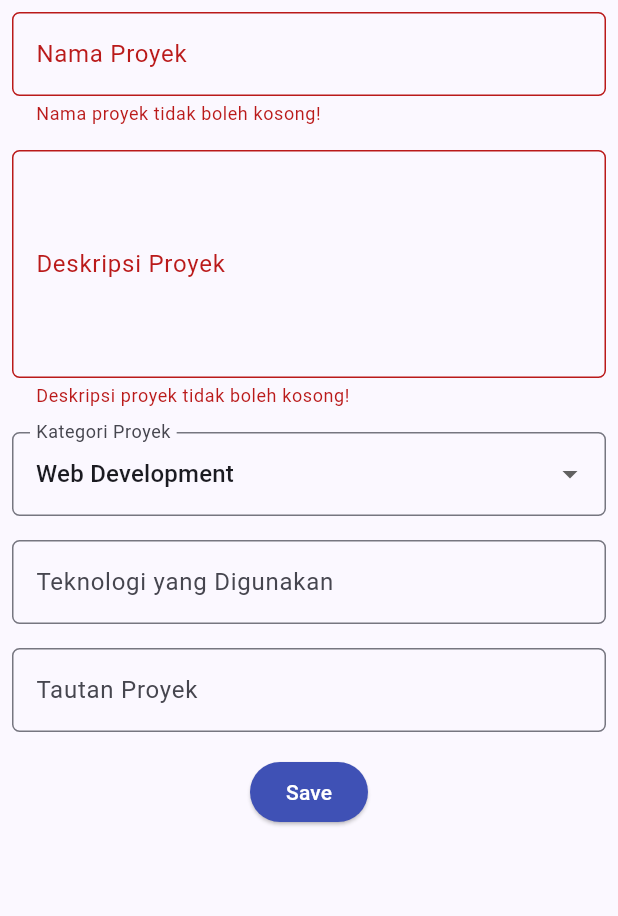
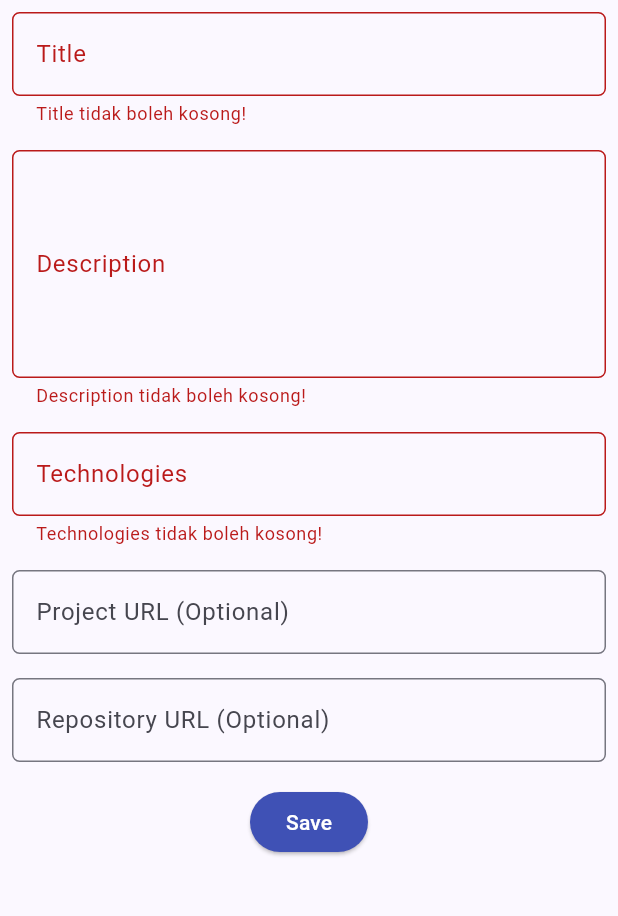
Before and after one commit to adinatapranaja/myportofolio_mobile, a Flutter app: the ProjectFormPage screen opened directly, after a tap on "Save", on a phone screen of 412 x 824 dp, the part 84-1000 px from its top. Run offline on Flutter 3.47's test engine with Material 3 defaults, Android fonts, the phone set to English and light mode, and no system bars; our stand-ins replace material_ui; generated files the repository leaves out were written again.

Commit message:
feat: add token login, route guard, and authenticated project POST

```diff
--- a/lib/main.dart
+++ b/lib/main.dart
@@ -1,6 +1,7 @@
 import 'package:material_ui/material_ui.dart';
 import 'package:myportofolio_mobile/screens/menu.dart';
 import 'package:myportofolio_mobile/services/api_client.dart';
+import 'package:myportofolio_mobile/services/auth_state.dart';
 import 'package:provider/provider.dart';
 
 void main() {
@@ -8,16 +9,24 @@ void main() {
 }
 
 class MyApp extends StatelessWidget {
-  const MyApp({required this.apiClient, super.key});
+  const MyApp({required this.apiClient, this.initialToken, super.key});
 
   /// Injected from outside so tests can pass a client backed by `MockClient`.
   final ApiClient apiClient;
+
+  /// Token to start with; `null` (the default) means the user is logged out.
+  final String? initialToken;
 
   @override
   Widget build(BuildContext context) {
     // MultiProvider makes shared objects available to every widget below it.
     return MultiProvider(
-      providers: [Provider.value(value: apiClient)],
+      providers: [
+        Provider.value(value: apiClient),
+        ChangeNotifierProvider(
+          create: (_) => AuthState(apiClient, initialToken: initialToken),
+        ),
+      ],
       child: MaterialApp(
         title: 'MyPortfolio',
         theme: ThemeData(
--- a/lib/screens/project_form.dart
+++ b/lib/screens/project_form.dart
@@ -1,6 +1,15 @@
 import 'package:material_ui/material_ui.dart';
+import 'package:myportofolio_mobile/models/project.dart';
+import 'package:myportofolio_mobile/services/api_client.dart';
+import 'package:myportofolio_mobile/services/auth_state.dart';
+import 'package:myportofolio_mobile/widgets/auth_guard.dart';
 import 'package:myportofolio_mobile/widgets/left_drawer.dart';
+import 'package:provider/provider.dart';
 
+/// Formulir tambah proyek yang dikirim ke `POST /api/v1/projects/`.
+///
+/// Field mengikuti `ProjectSerializer` di Django: title, description,
+/// technologies, serta project_url dan repository_url yang opsional.
 class ProjectFormPage extends StatefulWidget {
   const ProjectFormPage({super.key});
 
@@ -11,19 +20,144 @@ class ProjectFormPage extends StatefulWidget {
 class _ProjectFormPageState extends State<ProjectFormPage> {
   final _formKey = GlobalKey<FormState>();
 
-  String _projectName = "";
+  String _title = "";
   String _description = "";
-  String _category = "Web Development"; // default
   String _technologies = "";
-  String _projectLink = "";
+  String _projectUrl = "";
+  String _repositoryUrl = "";
+  bool _isSubmitting = false;
 
-  final List<String> _categories = [
-    'Web Development',
-    'Mobile Development',
-    'Machine Learning',
-    'Data Science',
-    'Other',
-  ];
+  /// Field teks wajib: tolak nilai kosong atau yang hanya berisi spasi.
+  static String? Function(String?) _required(String message) {
+    return (String? value) =>
+        value == null || value.trim().isEmpty ? message : null;
+  }
+
+  /// URL opsional, tetapi jika diisi harus berupa tautan http/https lengkap.
+  static String? _validateUrl(String? value) {
+    final text = value?.trim() ?? '';
+    if (text.isEmpty) return null;
+    final uri = Uri.tryParse(text);
+    final isWebUrl =
+        uri != null &&
+        (uri.scheme == 'http' || uri.scheme == 'https') &&
+        uri.host.isNotEmpty;
+    return isWebUrl ? null : "URL harus diawali http:// atau https://";
+  }
+
+  void _showSnackBar(String message) {
+    ScaffoldMessenger.of(context)
+      ..hideCurrentSnackBar()
+      ..showSnackBar(SnackBar(content: Text(message)));
+  }
+
+  Future<void> _submit() async {
+    if (!_formKey.currentState!.validate()) return;
+    if (!await ensureLoggedIn(context)) return;
+    if (!mounted) return;
+
+    final auth = context.read<AuthState>();
+    final newProject = Project(
+      title: _title,
+      description: _description,
+      technologies: _technologies,
+      projectUrl: _projectUrl,
+      repositoryUrl: _repositoryUrl,
+    );
+    setState(() {
+      _isSubmitting = true;
+    });
+    try {
+      final created = await context.read<ApiClient>().createProject(
+        newProject,
+        token: auth.token!,
+      );
+      if (!mounted) return;
+      _showCreatedDialog(created);
+    } on ApiException catch (error) {
+      if (!mounted) return;
+      if (error.statusCode == 401) {
+        // Token sudah tidak berlaku: buang token lalu minta login ulang.
+        await auth.logout();
+        if (!mounted) return;
+        _showSnackBar("Sesi berakhir. Silakan login lagi, lalu tekan Save.");
+        await ensureLoggedIn(context);
+      } else if (error.statusCode == 403) {
+        _showSnackBar("Hanya pemilik portofolio yang dapat menambah proyek.");
+      } else {
+        _showSnackBar("Gagal menyimpan proyek (status ${error.statusCode}).");
+      }
+    } catch (_) {
+      if (!mounted) return;
+      _showSnackBar("Tidak dapat terhubung ke server.");
+    } finally {
+      if (mounted) {
+        setState(() {
+          _isSubmitting = false;
+        });
+      }
+    }
+  }
+
+  void _showCreatedDialog(Project project) {
+    showDialog(
+      context: context,
+      builder: (context) {
+        return AlertDialog(
+          title: const Text('Proyek berhasil ditambahkan!'),
+          content: SingleChildScrollView(
+            child: Column(
+              crossAxisAlignment: CrossAxisAlignment.start,
+              children: [
+                Text('Nama Proyek: ${project.title}'),
+                Text('Deskripsi: ${project.description}'),
+                Text('Teknologi: ${project.technologies}'),
+                Text(
+                  'Project URL: ${project.projectUrl.isEmpty ? '-' : project.projectUrl}',
+                ),
+                Text(
+                  'Repository URL: ${project.repositoryUrl.isEmpty ? '-' : project.repositoryUrl}',
+                ),
+              ],
+            ),
+          ),
+          actions: [
+            TextButton(
+              child: const Text('OK'),
+              onPressed: () {
+                Navigator.pop(context);
+                _formKey.currentState!.reset();
+              },
+            ),
+          ],
+        );
+      },
+    );
+  }
+
+  Widget _field({
+    required String label,
+    String? hint,
+    int maxLines = 1,
+    TextInputType? keyboardType,
+    required ValueChanged<String> onChanged,
+    FormFieldValidator<String>? validator,
+  }) {
+    return Padding(
+      padding: const EdgeInsets.all(8.0),
+      child: TextFormField(
+        maxLines: maxLines,
+        keyboardType: keyboardType,
+        decoration: InputDecoration(
+          hintText: hint ?? label,
+          labelText: label,
+          border: OutlineInputBorder(borderRadius: BorderRadius.circular(5.0)),
+        ),
+        onChanged: (value) => setState(() => onChanged(value.trim())),
+        validator: validator,
+      ),
+    );
+  }
 
   @override
   Widget build(BuildContext context) {
@@ -40,123 +174,39 @@ class _ProjectFormPageState extends State<ProjectFormPage> {
           child: Column(
             crossAxisAlignment: CrossAxisAlignment.start,
             children: [
-              // === Project Name ===
-              Padding(
-                padding: const EdgeInsets.all(8.0),
-                child: TextFormField(
-                  decoration: InputDecoration(
-                    hintText: "Nama Proyek",
-                    labelText: "Nama Proyek",
-                    border: OutlineInputBorder(
-                      borderRadius: BorderRadius.circular(5.0),
-                    ),
-                  ),
-                  onChanged: (String? value) {
-                    setState(() {
-                      _projectName = value!;
-                    });
-                  },
-                  validator: (String? value) {
-                    if (value == null || value.trim().isEmpty) {
-                      return "Nama proyek tidak boleh kosong!";
-                    }
-                    return null;
-                  },
-                ),
+              _field(
+                label: "Title",
+                hint: "Nama proyek",
+                onChanged: (value) => _title = value,
+                validator: _required("Title tidak boleh kosong!"),
               ),
-
-              // === Description ===
-              Padding(
-                padding: const EdgeInsets.all(8.0),
-                child: TextFormField(
-                  maxLines: 5,
-                  decoration: InputDecoration(
-                    hintText: "Deskripsi Proyek",
-                    labelText: "Deskripsi Proyek",
-                    border: OutlineInputBorder(
-                      borderRadius: BorderRadius.circular(5.0),
-                    ),
-                  ),
-                  onChanged: (String? value) {
-                    setState(() {
-                      _description = value!;
-                    });
-                  },
-                  validator: (String? value) {
-                    if (value == null || value.trim().isEmpty) {
-                      return "Deskripsi proyek tidak boleh kosong!";
-                    }
-                    return null;
-                  },
-                ),
+              _field(
+                label: "Description",
+                hint: "Deskripsi proyek",
+                maxLines: 5,
+                onChanged: (value) => _description = value,
+                validator: _required("Description tidak boleh kosong!"),
               ),
-
-              // === Category ===
-              Padding(
-                padding: const EdgeInsets.all(8.0),
-                child: DropdownButtonFormField<String>(
-                  decoration: InputDecoration(
-                    labelText: "Kategori Proyek",
-                    border: OutlineInputBorder(
-                      borderRadius: BorderRadius.circular(5.0),
-                    ),
-                  ),
-                  initialValue: _category,
-                  items: _categories
-                      .map(
-                        (category) => DropdownMenuItem(
-                          value: category,
-                          child: Text(category),
-                        ),
-                      )
-                      .toList(),
-                  onChanged: (String? newValue) {
-                    setState(() {
-                      _category = newValue!;
-                    });
-                  },
-                ),
+              _field(
+                label: "Technologies",
+                hint: "Contoh: Flutter, Django, Figma",
+                onChanged: (value) => _technologies = value,
+                validator: _required("Technologies tidak boleh kosong!"),
               ),
-
-              // === Technologies ===
-              Padding(
-                padding: const EdgeInsets.all(8.0),
-                child: TextFormField(
-                  decoration: InputDecoration(
-                    hintText: "Contoh: Flutter, Django, Figma",
-                    labelText: "Teknologi yang Digunakan",
-                    border: OutlineInputBorder(
-                      borderRadius: BorderRadius.circular(5.0),
-                    ),
-                  ),
-                  onChanged: (String? value) {
-                    setState(() {
-                      _technologies = value!;
-                    });
-                  },
-                ),
+              _field(
+                label: "Project URL (Optional)",
+                hint: "https://contoh.com",
+                keyboardType: TextInputType.url,
+                onChanged: (value) => _projectUrl = value,
+                validator: _validateUrl,
               ),
-
-              // === Project Link ===
-              Padding(
-                padding: const EdgeInsets.all(8.0),
-                child: TextFormField(
-                  decoration: InputDecoration(
-                    hintText: "URL Proyek (opsional)",
-                    labelText: "Tautan Proyek",
-                    border: OutlineInputBorder(
-                      borderRadius: BorderRadius.circular(5.0),
-                    ),
-                  ),
-                  onChanged: (String? value) {
-                    setState(() {
-                      _projectLink = value!;
-                    });
-                  },
-                ),
+              _field(
+                label: "Repository URL (Optional)",
+                hint: "https://github.com/...",
+                keyboardType: TextInputType.url,
+                onChanged: (value) => _repositoryUrl = value,
+                validator: _validateUrl,
               ),
-
-              // === Tombol Simpan ===
               Align(
                 alignment: Alignment.bottomCenter,
                 child: Padding(
@@ -165,43 +215,20 @@ class _ProjectFormPageState extends State<ProjectFormPage> {
                     style: ButtonStyle(
                       backgroundColor: WidgetStateProperty.all(Colors.indigo),
                     ),
-                    onPressed: () {
-                      if (_formKey.currentState!.validate()) {
-                        showDialog(
-                          context: context,
-                          builder: (context) {
-                            return AlertDialog(
-                              title: const Text('Proyek berhasil ditambahkan!'),
-                              content: SingleChildScrollView(
-                                child: Column(
-                                  crossAxisAlignment: CrossAxisAlignment.start,
-                                  children: [
-                                    Text('Nama Proyek: $_projectName'),
-                                    Text('Deskripsi: $_description'),
-                                    Text('Kategori: $_category'),
-                                    Text('Teknologi: $_technologies'),
-                                    Text('Tautan: $_projectLink'),
-                                  ],
-                                ),
-                              ),
-                              actions: [
-                                TextButton(
-                                  child: const Text('OK'),
-                                  onPressed: () {
-                                    Navigator.pop(context);
-                                    _formKey.currentState!.reset();
-                                  },
-                                ),
-                              ],
-                            );
-                          },
-                        );
-                      }
-                    },
-                    child: const Text(
-                      "Save",
-                      style: TextStyle(color: Colors.white),
-                    ),
+                    onPressed: _isSubmitting ? null : _submit,
+                    child: _isSubmitting
+                        ? const SizedBox(
+                            height: 20,
+                            width: 20,
+                            child: CircularProgressIndicator(
+                              strokeWidth: 2,
+                              color: Colors.white,
+                            ),
+                          )
+                        : const Text(
+                            "Save",
+                            style: TextStyle(color: Colors.white),
+                          ),
                   ),
                 ),
               ),
--- /dev/null
+++ b/lib/services/auth_state.dart
@@ -0,0 +1,33 @@
+import 'package:flutter/foundation.dart';
+import 'package:myportofolio_mobile/services/api_client.dart';
+
+/// Holds the in-memory authentication token for the current session.
+///
+/// The token is lost when the app restarts, so the user logs in again.
+class AuthState extends ChangeNotifier {
+  AuthState(this._apiClient, {String? initialToken}) : _token = initialToken;
+
+  final ApiClient _apiClient;
+  String? _token;
+
+  String? get token => _token;
+  bool get isLoggedIn => _token != null;
+
+  Future<void> login(String username, String password) async {
+    _token = await _apiClient.obtainToken(username, password);
+    notifyListeners();
+  }
+
+  Future<void> logout() async {
+    final current = _token;
+    if (current == null) return;
+    try {
+      await _apiClient.logout(token: current);
+    } on ApiException {
+      // The token may already be invalid on the server; forget it anyway.
+    } finally {
+      _token = null;
+      notifyListeners();
+    }
+  }
+}
--- a/lib/widgets/left_drawer.dart
+++ b/lib/widgets/left_drawer.dart
@@ -1,14 +1,31 @@
 import 'package:material_ui/material_ui.dart';
 import 'package:myportofolio_mobile/screens/experience_form.dart';
+import 'package:myportofolio_mobile/screens/login_screen.dart';
 import 'package:myportofolio_mobile/screens/menu.dart';
 import 'package:myportofolio_mobile/screens/project_form.dart';
 import 'package:myportofolio_mobile/screens/project_list_screen.dart';
+import 'package:myportofolio_mobile/services/auth_state.dart';
+import 'package:myportofolio_mobile/widgets/auth_guard.dart';
+import 'package:provider/provider.dart';
 
 class LeftDrawer extends StatelessWidget {
   const LeftDrawer({super.key});
 
+  /// Opens [page] in place of the current route after making sure the user
+  /// is logged in.
+  static Future<void> _openProtected(BuildContext context, Widget page) async {
+    if (!await ensureLoggedIn(context)) return;
+    if (!context.mounted) return;
+    Navigator.pushReplacement(
+      context,
+      MaterialPageRoute(builder: (context) => page),
+    );
+  }
+
   @override
   Widget build(BuildContext context) {
+    // watch() rebuilds the drawer when the user logs in or out.
+    final isLoggedIn = context.watch<AuthState>().isLoggedIn;
     return Drawer(
       child: ListView(
         children: [
@@ -69,29 +86,41 @@ class LeftDrawer extends StatelessWidget {
           ListTile(
             leading: const Icon(Icons.add_circle_outline),
             title: const Text('Add Project'),
-            // Navigasi ke halaman tambah proyek
-            onTap: () {
-              Navigator.pushReplacement(
-                context,
-                MaterialPageRoute(
-                  builder: (context) => const ProjectFormPage(),
-                ),
-              );
-            },
+            // Navigasi ke halaman tambah proyek (perlu login)
+            onTap: () => _openProtected(context, const ProjectFormPage()),
           ),
           ListTile(
             leading: const Icon(Icons.work_outline),
             title: const Text('Add Experience'),
-            // Navigasi ke halaman tambah pengalaman
-            onTap: () {
-              Navigator.pushReplacement(
-                context,
-                MaterialPageRoute(
-                  builder: (context) => const ExperienceFormPage(),
-                ),
-              );
-            },
+            // Navigasi ke halaman tambah pengalaman (perlu login)
+            onTap: () => _openProtected(context, const ExperienceFormPage()),
           ),
+          const Divider(),
+          if (isLoggedIn)
+            ListTile(
+              leading: const Icon(Icons.logout),
+              title: const Text('Logout'),
+              onTap: () async {
+                await context.read<AuthState>().logout();
+                if (!context.mounted) return;
+                ScaffoldMessenger.of(context)
+                  ..hideCurrentSnackBar()
+                  ..showSnackBar(
+                    const SnackBar(content: Text('Kamu berhasil logout.')),
+                  );
+              },
+            )
+          else
+            ListTile(
+              leading: const Icon(Icons.login),
+              title: const Text('Login'),
+              onTap: () {
+                Navigator.push(
+                  context,
+                  MaterialPageRoute(builder: (context) => const LoginScreen()),
+                );
+              },
+            ),
         ],
       ),
     );
```
Also changed, not shown: lib/screens/login_screen.dart (added, +122 -0 lines), lib/screens/menu.dart (+12 -1 lines), lib/widgets/auth_guard.dart (added, +17 -0 lines), lib/widgets/project_card.dart (+36 -20 lines), 3 other files.
